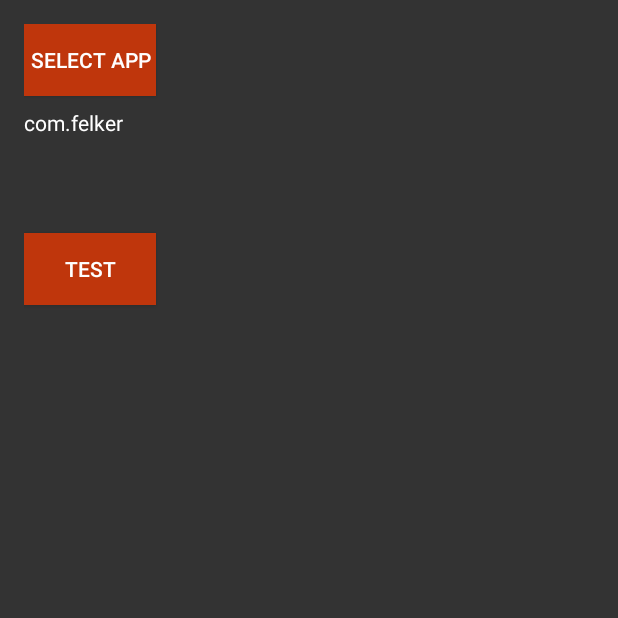
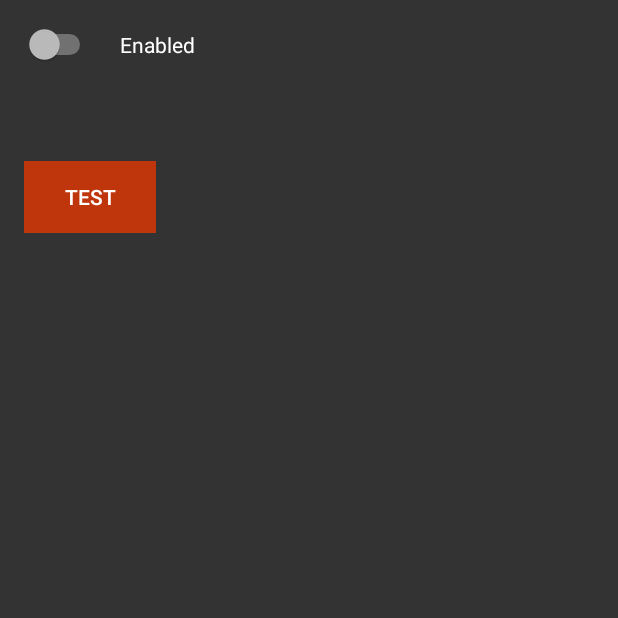
Before and after one commit to ITVlab/Launch-On-Boot, an Android app: the screen it shows after launch (MainActivity), on a phone screen of 412 x 824 dp, the top half of it. Run offline under Robolectric (Android 15) with nearby library versions, the light colour scheme and no system bars; libraries missing offline, so code that uses them is left out: com.felkertech.settingsmanager; 4 statements that could not run were skipped.

Commit message:
Disable the app, launch TV app, or select from list
This commit adds some new settings to further
customize behavior. Additionally it changes the
TV layout to be more user friendly.

Close #1
Close #2

```diff
--- a/app/src/main/java/news/androidtv/launchonboot/MainActivity.java
+++ b/app/src/main/java/news/androidtv/launchonboot/MainActivity.java
@@ -10,6 +10,7 @@ import android.support.v7.view.menu.MenuAdapter;
 import android.util.Log;
 import android.view.ContextThemeWrapper;
 import android.view.View;
+import android.widget.Button;
 import android.widget.CompoundButton;
 import android.widget.Switch;
 import android.widget.TextView;
@@ -25,6 +26,10 @@ public class MainActivity extends AppCompatActivity {
     private static final boolean DEBUG = true;
 
     private SettingsManager mSettingsManager;
+    private Switch mSwitchEnabled;
+    private Switch mSwitchLiveChannels;
+    private Button mButtonSelectApp;
+    private TextView mPackageName;
 
     @Override
     protected void onCreate(Bundle savedInstanceState) {
@@ -32,17 +37,34 @@ public class MainActivity extends AppCompatActivity {
         setContentView(R.layout.activity_main);
         mSettingsManager = new SettingsManager(this);
 
-        ((Switch) findViewById(R.id.switch_live_channels)).setChecked(
+        mSwitchLiveChannels = ((Switch) findViewById(R.id.switch_live_channels));
+        mSwitchEnabled = ((Switch) findViewById(R.id.switch_enable));
+        mButtonSelectApp = (Button) findViewById(R.id.button_select_app);
+        mPackageName = ((TextView) findViewById(R.id.text_package_name));
+
+        mSwitchEnabled.setChecked(
+                mSettingsManager.getBoolean(SettingsManagerConstants.BOOT_APP_ENABLED));
+        mSwitchLiveChannels.setChecked(
                 mSettingsManager.getBoolean(SettingsManagerConstants.LAUNCH_LIVE_CHANNELS));
-        ((TextView) findViewById(R.id.text_package_name))
+        mPackageName
                 .setText(mSettingsManager.getString(SettingsManagerConstants.LAUNCH_ACTIVITY));
+        updateSelectionView();
 
-        ((Switch) findViewById(R.id.switch_live_channels)).setOnCheckedChangeListener
+        mSwitchEnabled.setOnCheckedChangeListener(new CompoundButton.OnCheckedChangeListener() {
+            @Override
+            public void onCheckedChanged(CompoundButton buttonView, boolean isChecked) {
+                mSettingsManager.setBoolean(
+                        SettingsManagerConstants.BOOT_APP_ENABLED, isChecked);
+                updateSelectionView();
+            }
+        });
+        mSwitchLiveChannels.setOnCheckedChangeListener
                 (new CompoundButton.OnCheckedChangeListener() {
             @Override
             public void onCheckedChanged(CompoundButton buttonView, boolean isChecked) {
                 mSettingsManager.setBoolean(
                         SettingsManagerConstants.LAUNCH_LIVE_CHANNELS, isChecked);
+                updateSelectionView();
             }
         });
 
@@ -57,7 +79,7 @@ public class MainActivity extends AppCompatActivity {
             }
         });
 
-        findViewById(R.id.button_select_app).setOnClickListener(new View.OnClickListener() {
+        mButtonSelectApp.setOnClickListener(new View.OnClickListener() {
             @Override
             public void onClick(View v) {
                 new AlertDialog.Builder(new ContextThemeWrapper(MainActivity.this, android.R.style.Theme_Material_Light_Dialog))
@@ -68,11 +90,24 @@ public class MainActivity extends AppCompatActivity {
                                 String packageName = getPackageName(getLeanbackApps().get(which));
                                 mSettingsManager.setString(SettingsManagerConstants.LAUNCH_ACTIVITY,
                                         packageName);
-                                ((TextView) findViewById(R.id.text_package_name))
-                                        .setText(packageName);
+                                mPackageName.setText(packageName);
                             }
                         })
                         .show();
+            }
+        });
+        mButtonSelectApp.setOnFocusChangeListener(new View.OnFocusChangeListener() {
+            @Override
+            public void onFocusChange(View v, boolean hasFocus) {
+                v.setBackgroundColor(hasFocus ? getResources().getColor(R.color.colorAccent) :
+                        getResources().getColor(R.color.colorPrimaryDark));
+            }
+        });
+        findViewById(R.id.button_test).setOnFocusChangeListener(new View.OnFocusChangeListener() {
+            @Override
+            public void onFocusChange(View v, boolean hasFocus) {
+                v.setBackgroundColor(hasFocus ? getResources().getColor(R.color.colorAccent) :
+                        getResources().getColor(R.color.colorPrimaryDark));
             }
         });
 
@@ -108,4 +143,23 @@ public class MainActivity extends AppCompatActivity {
     public String getPackageName(ResolveInfo resolveInfo) {
         return resolveInfo.activityInfo.packageName;
     }
+
+    private void updateSelectionView() {
+        if (mSwitchEnabled.isChecked()) {
+            mSwitchLiveChannels.setEnabled(true);
+            findViewById(R.id.button_test).setEnabled(true);
+            if (mSwitchLiveChannels.isChecked()) {
+                mButtonSelectApp.setVisibility(GONE);
+                mPackageName.setVisibility(GONE);
+            } else {
+                mButtonSelectApp.setVisibility(View.VISIBLE);
+                mPackageName.setVisibility(View.VISIBLE);
+            }
+        } else {
+            mButtonSelectApp.setVisibility(GONE);
+            mPackageName.setVisibility(GONE);
+            mSwitchLiveChannels.setEnabled(false);
+            findViewById(R.id.button_test).setEnabled(false);
+        }
+    }
 }
--- a/app/src/main/java/news/androidtv/launchonboot/SettingsManagerConstants.java
+++ b/app/src/main/java/news/androidtv/launchonboot/SettingsManagerConstants.java
@@ -5,6 +5,7 @@ package news.androidtv.launchonboot;
  */
 
 public class SettingsManagerConstants {
+    public static final String BOOT_APP_ENABLED = "BOOT_APP_ENABLED";
     public static final String LAUNCH_LIVE_CHANNELS = "LAUNCH_LIVE_CHANNELS";
     public static final String LAUNCH_ACTIVITY = "LAUNCH_ACTIVITY";
 }
--- a/app/src/main/res/layout/activity_main.xml
+++ b/app/src/main/res/layout/activity_main.xml
@@ -13,13 +13,25 @@
 
     <Switch
         android:layout_width="wrap_content"
-        android:visibility="gone"
-        android:id="@+id/switch_live_channels"
+        android:id="@+id/switch_enable"
         android:layout_height="wrap_content" />
     <TextView
         android:layout_width="wrap_content"
+        android:text="Enabled"
+        android:layout_toRightOf="@id/switch_enable"
+        android:layout_marginTop="4dp"
+        android:layout_marginLeft="16dp"
+        android:layout_height="wrap_content" />
+    <Switch
+        android:layout_width="wrap_content"
+        android:id="@+id/switch_live_channels"
+        android:layout_below="@id/switch_enable"
         android:visibility="gone"
+        android:layout_height="wrap_content" />
+    <TextView
+        android:layout_width="wrap_content"
         android:text="Launch Tv App on Boot?"
+        android:visibility="gone"
         android:layout_toRightOf="@id/switch_live_channels"
         android:layout_marginTop="4dp"
         android:layout_marginLeft="16dp"
@@ -27,6 +39,8 @@
     <Button
         android:layout_width="wrap_content"
         android:id="@+id/button_select_app"
+        android:layout_below="@id/switch_live_channels"
+        android:layout_marginTop="16dp"
         android:background="@color/colorPrimaryDark"
         android:text="Select app"
         android:layout_height="wrap_content" />
--- a/app/src/main/res/values/colors.xml
+++ b/app/src/main/res/values/colors.xml
@@ -4,4 +4,5 @@
     <color name="colorPrimaryDark">#BF360C</color>
     <color name="colorAccent">#03A9F4</color>
     <color name="dark">#333</color>
+    <color name="darker">#171717</color>
 </resources>
--- a/app/src/main/res/values/strings.xml
+++ b/app/src/main/res/values/strings.xml
@@ -1,3 +1,4 @@
 <resources>
     <string name="app_name">Launch on Boot</string>
+    <string name="credits">This app lets users configure a specific app to launch whenever the device is rebooted.\n\nCreated by the Interactive Tv Lab.\nOpen sourced on GitHub.</string>
 </resources>
--- a/app/src/main/res/values/styles.xml
+++ b/app/src/main/res/values/styles.xml
@@ -1,7 +1,7 @@
 <resources>
 
     <!-- Base application theme. -->
-    <style name="AppTheme" parent="Theme.AppCompat.Light.NoActionBar">
+    <style name="AppTheme" parent="Theme.AppCompat.NoActionBar">
         <item name="android:windowBackground">@color/dark</item>
         <!-- Customize your theme here. -->
         <item name="colorPrimary">@color/colorPrimary</item>
```
Also changed, not shown: app/src/main/java/news/androidtv/launchonboot/BootReceiver.java (+8 -5 lines).
